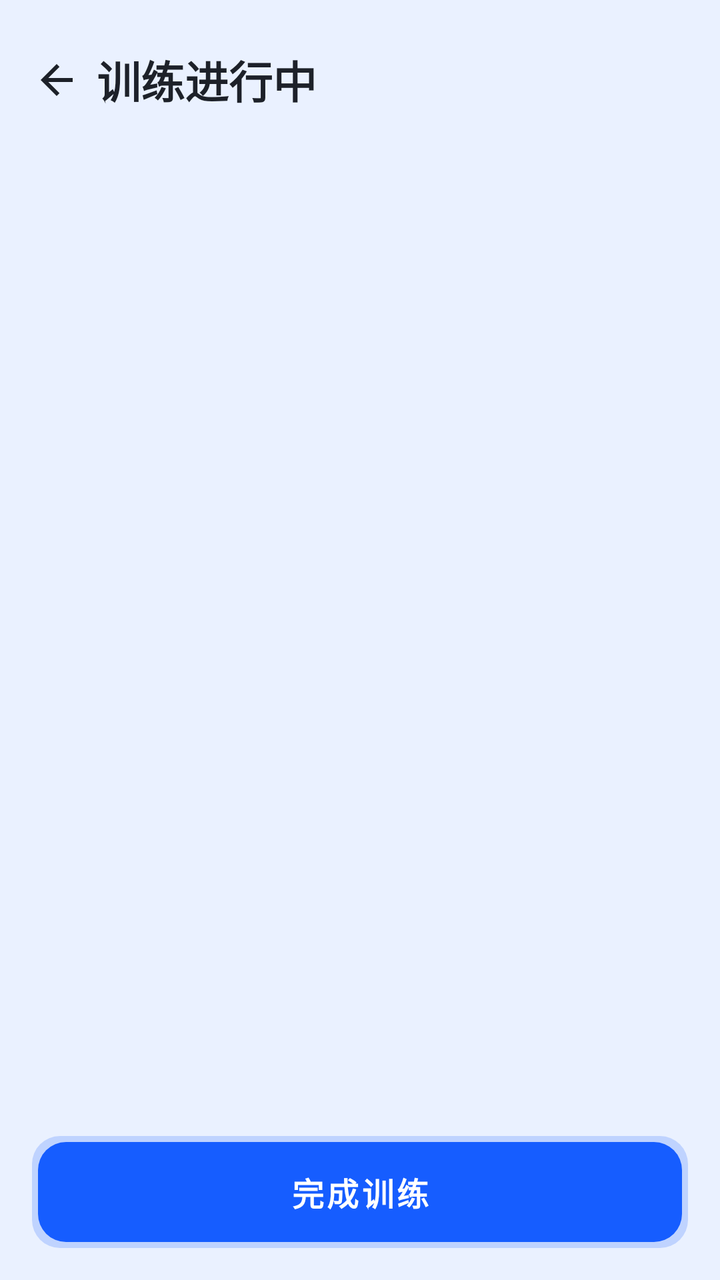
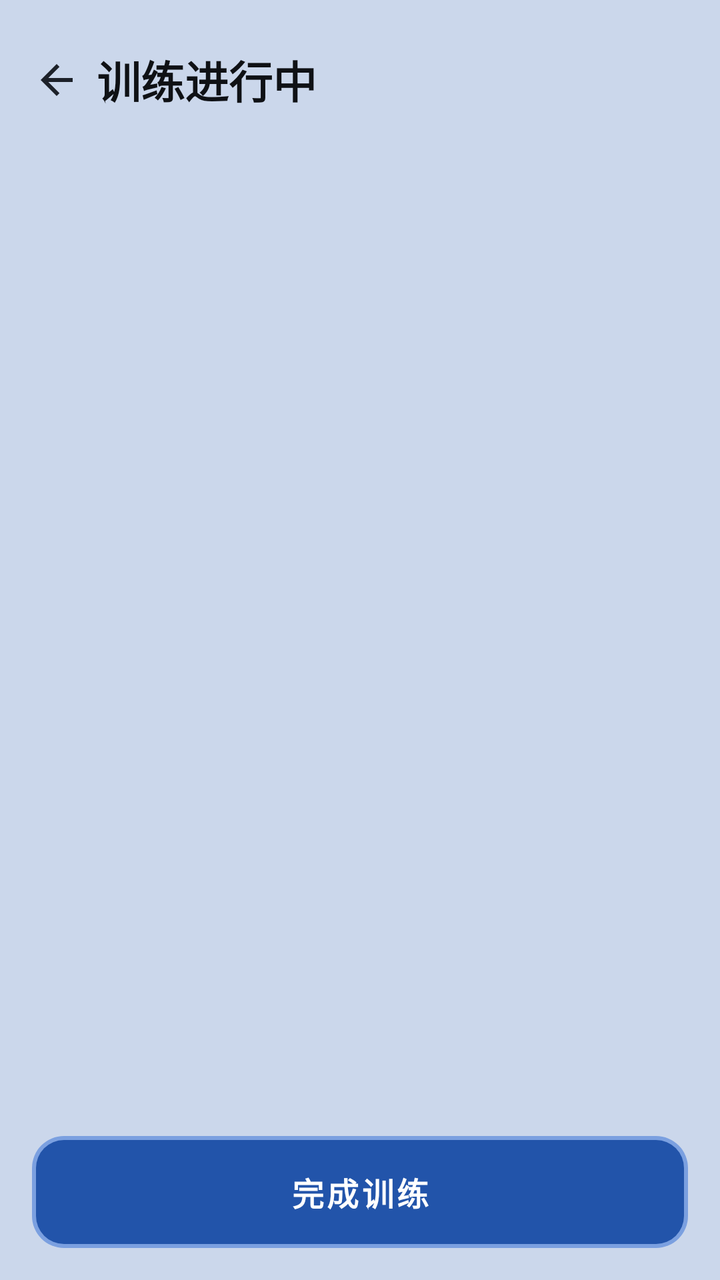

An Android layout rendered at two revisions. The XML below is the earlier revision; the diff shows what the commit changed to produce the second picture.
<!-- AndroidManifest.xml: application theme Theme.BrawnCatalog -->
<!-- res/layout/activity_workout.xml -->
<?xml version="1.0" encoding="utf-8"?>
<LinearLayout xmlns:android="http://schemas.android.com/apk/res/android"
    xmlns:app="http://schemas.android.com/apk/res-auto"
    android:layout_width="match_parent"
    android:layout_height="match_parent"
    android:orientation="vertical"
    android:background="@color/bc_header_bg">

    
    <LinearLayout
        android:layout_width="match_parent"
        android:layout_height="wrap_content"
        android:orientation="vertical"
        android:padding="20dp">

        <LinearLayout
            android:layout_width="match_parent"
            android:layout_height="wrap_content"
            android:gravity="center_vertical"
            android:orientation="horizontal">

            <ImageButton
                android:id="@+id/buttonBack"
                android:layout_width="40dp"
                android:layout_height="40dp"
                android:layout_marginStart="-12dp"
                android:background="?attr/selectableItemBackgroundBorderless"
                android:contentDescription="返回"
                android:src="@drawable/ic_back_arrow" />

            <TextView
                android:id="@+id/textViewWorkoutTitle"
                android:layout_width="0dp"
                android:layout_height="wrap_content"
                android:layout_weight="1"
                android:text="训练进行中"
                android:textSize="22sp"
                android:textStyle="bold"
                android:textColor="@color/bc_text_primary" />
        </LinearLayout>

        <TextView
            android:id="@+id/textViewWorkoutDate"
            android:layout_width="wrap_content"
            android:layout_height="wrap_content"
            android:layout_marginTop="4dp"
            android:textSize="13sp"
            android:textColor="@color/bc_text_secondary" />

        <TextView
            android:id="@+id/textViewWorkoutMeta"
            android:layout_width="match_parent"
            android:layout_height="wrap_content"
            android:layout_marginTop="4dp"
            android:textSize="14sp"
            android:textColor="@color/bc_text_secondary" />
    </LinearLayout>

    
    <androidx.recyclerview.widget.RecyclerView
        android:id="@+id/recyclerViewWorkout"
        android:layout_width="match_parent"
        android:layout_height="0dp"
        android:layout_weight="1"
        android:clipToPadding="false"
        android:paddingStart="16dp"
        android:paddingEnd="16dp"
        android:paddingBottom="16dp" />

    
    <LinearLayout
        android:layout_width="match_parent"
        android:layout_height="wrap_content"
        android:orientation="vertical"
        android:padding="16dp"
        android:background="@color/bc_header_bg">

        <com.google.android.material.button.MaterialButton
            android:id="@+id/buttonFinishWorkout"
            android:layout_width="match_parent"
            android:layout_height="56dp"
            android:text="完成训练"
            android:textSize="16sp"
            app:backgroundTint="@color/bc_primary"
            android:textColor="@color/white" />
    </LinearLayout>

</LinearLayout>
<!-- resources referenced by this layout -->
<resources>
  <color name="bc_header_bg">#FFEAF1FF</color>
  <color name="bc_primary">#FF165DFF</color>
  <color name="bc_text_primary">#FF1D2129</color>
  <color name="bc_text_secondary">#FF86909C</color>
  <color name="white">#FFFFFFFF</color>
  <style name="Theme.BrawnCatalog" parent="Theme.MaterialComponents.DayNight.NoActionBar">
          <item name="colorPrimary">@color/bc_primary</item>
          <item name="colorPrimaryVariant">@color/bc_primary_dark</item>
          <item name="colorOnPrimary">@color/bc_on_primary</item>
          <item name="colorSecondary">@color/bc_accent</item>
          <item name="colorSecondaryVariant">@color/bc_accent_dark</item>
          <item name="colorOnSecondary">@color/bc_on_accent</item>
  
          
          <item name="android:textColorPrimary">@color/bc_text_primary</item>
          <item name="android:textColorSecondary">@color/bc_text_secondary</item>
  
          
          <item name="android:windowBackground">@color/window_background</item>
          <item name="android:statusBarColor">@color/window_background</item>
          <item name="android:navigationBarColor">@color/window_background</item>
  
          
          <item name="materialCardViewStyle">@style/Widget.BrawnCatalog.Card</item>
  
          
          <item name="materialButtonStyle">@style/Widget.BrawnCatalog.Button.Primary</item>
  
          
          <item name="textInputStyle">@style/Widget.BrawnCatalog.TextInputLayout</item>
  
          
          <item name="alertDialogTheme">@style/ThemeOverlay.BrawnCatalog.Dialog.Alert</item>
          <item name="android:alertDialogTheme">@style/ThemeOverlay.BrawnCatalog.Dialog.Alert</item>
          <item name="materialAlertDialogTheme">@style/ThemeOverlay.BrawnCatalog.Dialog.Alert</item>
  
          
          <item name="android:activityOpenEnterAnimation">@anim/slide_in_right</item>
          <item name="android:activityOpenExitAnimation">@anim/slide_out_left</item>
          <item name="android:activityCloseEnterAnimation">@anim/slide_in_left</item>
          <item name="android:activityCloseExitAnimation">@anim/slide_out_right</item>
      </style>
  <color name="bc_primary_dark">#FF0E42D2</color>
  <color name="bc_on_primary">#FFFFFFFF</color>
  <color name="bc_accent">#FFFF7043</color>
  <color name="bc_accent_dark">#FFE64A19</color>
  <color name="bc_on_accent">#FFFFFFFF</color>
  <color name="window_background">#FFF5F7FA</color>
  <style name="Widget.BrawnCatalog.Card" parent="Widget.MaterialComponents.CardView">
          <item name="cardBackgroundColor">@color/card_background</item>
          <item name="cardCornerRadius">16dp</item>
          <item name="cardElevation">4dp</item>
          <item name="strokeWidth">0dp</item>
      </style>
  <style name="Widget.BrawnCatalog.Button.Primary" parent="Widget.MaterialComponents.Button">
          <item name="android:background">@drawable/bg_button_primary</item>
          <item name="android:minHeight">48dp</item>
          <item name="android:textColor">@color/bc_on_primary</item>
          <item name="android:textSize">15sp</item>
          <item name="android:textStyle">bold</item>
          <item name="android:stateListAnimator">@animator/button_press_scale</item>
          <item name="rippleColor">#33FFFFFF</item>
          <item name="cornerRadius">14dp</item>
          <item name="backgroundTint">@null</item>
      </style>
  <style name="Widget.BrawnCatalog.TextInputLayout" parent="Widget.MaterialComponents.TextInputLayout.OutlinedBox">
          <item name="boxBackgroundColor">@color/bc_input_bg</item>
          <item name="boxStrokeWidth">1dp</item>
          <item name="boxStrokeWidthFocused">1dp</item>
          <item name="boxStrokeColor">@color/bc_input_stroke</item>
          <item name="boxCornerRadiusTopStart">12dp</item>
          <item name="boxCornerRadiusTopEnd">12dp</item>
          <item name="boxCornerRadiusBottomStart">12dp</item>
          <item name="boxCornerRadiusBottomEnd">12dp</item>
          <item name="hintTextColor">@color/bc_input_stroke</item>
      </style>
  <style name="ThemeOverlay.BrawnCatalog.Dialog.Alert" parent="ThemeOverlay.MaterialComponents.MaterialAlertDialog">
          <item name="android:windowBackground">@drawable/bg_dialog_alert</item>
          <item name="android:windowMinWidthMajor">85%</item>
          <item name="android:windowMinWidthMinor">85%</item>
          <item name="android:backgroundDimAmount">0.4</item>
          <item name="colorPrimary">@color/bc_primary</item>
          <item name="colorPrimaryVariant">@color/bc_primary_dark</item>
          <item name="colorOnPrimary">@color/bc_on_primary</item>
          <item name="colorAccent">@color/bc_primary</item>
          <item name="colorControlActivated">@color/bc_primary</item>
          <item name="android:textColorPrimary">@color/bc_text_primary</item>
          <item name="android:textColorSecondary">@color/bc_text_secondary</item>
          <item name="materialButtonStyle">@style/Widget.BrawnCatalog.Button.Primary</item>
      </style>
  <color name="card_background">#FFFFFFFF</color>
  <!-- drawable bg_button_primary (drawable) -->
  <?xml version="1.0" encoding="utf-8"?>
  <ripple xmlns:android="http://schemas.android.com/apk/res/android"
      android:color="#33FFFFFF">
  
      <item>
          <layer-list>
              
              <item>
                  <shape android:shape="rectangle">
                      <solid android:color="@color/bc_glow" />
                      <corners android:radius="14dp" />
                      <padding
                          android:bottom="3dp"
                          android:left="3dp"
                          android:right="3dp"
                          android:top="3dp" />
                  </shape>
              </item>
              
              <item>
                  <shape android:shape="rectangle">
                      <gradient
                          android:angle="0"
                          android:endColor="@color/bc_gradient_end"
                          android:startColor="@color/bc_gradient_start" />
                      <corners android:radius="14dp" />
                  </shape>
              </item>
          </layer-list>
      </item>
  </ripple>
  <color name="bc_input_bg">#FFFFFFFF</color>
  <!-- drawable bg_dialog_alert (drawable) -->
  <?xml version="1.0" encoding="utf-8"?>
  <shape xmlns:android="http://schemas.android.com/apk/res/android"
      android:shape="rectangle">
      <solid android:color="@color/card_background" />
      <corners android:radius="20dp" />
  </shape>
  <color name="bc_glow">#33165DFF</color>
  <color name="bc_gradient_end">#FF4080FF</color>
  <color name="bc_gradient_start">#FF165DFF</color>
  <!-- unchanged entries left out for length: 1 -->
</resources>

<!-- the commit's change to res/layout/activity_workout.xml (unified diff, before → after) -->
@@ -4,7 +4,7 @@
     android:layout_width="match_parent"
     android:layout_height="match_parent"
     android:orientation="vertical"
-    android:background="@color/bc_header_bg">
+    android:background="?attr/bcHeaderBg">
 
     
     <LinearLayout
@@ -36,7 +36,7 @@
                 android:text="训练进行中"
                 android:textSize="22sp"
                 android:textStyle="bold"
-                android:textColor="@color/bc_text_primary" />
+                android:textColor="?attr/bcTextPrimary" />
         </LinearLayout>
 
         <TextView
@@ -45,7 +45,7 @@
             android:layout_height="wrap_content"
             android:layout_marginTop="4dp"
             android:textSize="13sp"
-            android:textColor="@color/bc_text_secondary" />
+            android:textColor="?attr/bcTextSecondary" />
 
         <TextView
             android:id="@+id/textViewWorkoutMeta"
@@ -53,7 +53,7 @@
             android:layout_height="wrap_content"
             android:layout_marginTop="4dp"
             android:textSize="14sp"
-            android:textColor="@color/bc_text_secondary" />
+            android:textColor="?attr/bcTextSecondary" />
     </LinearLayout>
 
     
@@ -73,7 +73,7 @@
         android:layout_height="wrap_content"
         android:orientation="vertical"
         android:padding="16dp"
-        android:background="@color/bc_header_bg">
+        android:background="?attr/bcHeaderBg">
 
         <com.google.android.material.button.MaterialButton
             android:id="@+id/buttonFinishWorkout"
@@ -81,8 +81,7 @@
             android:layout_height="56dp"
             android:text="完成训练"
             android:textSize="16sp"
-            app:backgroundTint="@color/bc_primary"
-            android:textColor="@color/white" />
+            android:textColor="?attr/bcOnPrimary" />
     </LinearLayout>
 
 </LinearLayout>
<!-- resource entries referenced after the edit -->
@@ -1,55 +1,94 @@
 <!-- resources referenced by this layout -->
 <resources>
-  <color name="bc_header_bg">#FFEAF1FF</color>
-  <color name="bc_primary">#FF165DFF</color>
-  <color name="bc_text_primary">#FF1D2129</color>
-  <color name="bc_text_secondary">#FF86909C</color>
-  <color name="white">#FFFFFFFF</color>
-  <style name="Theme.BrawnCatalog" parent="Theme.MaterialComponents.DayNight.NoActionBar">
-          <item name="colorPrimary">@color/bc_primary</item>
-          <item name="colorPrimaryVariant">@color/bc_primary_dark</item>
-          <item name="colorOnPrimary">@color/bc_on_primary</item>
-          <item name="colorSecondary">@color/bc_accent</item>
-          <item name="colorSecondaryVariant">@color/bc_accent_dark</item>
-          <item name="colorOnSecondary">@color/bc_on_accent</item>
+  <style name="Theme.BrawnCatalog" parent="Theme.MaterialComponents.NoActionBar">
+          <item name="colorPrimary">@color/th_blue_primary</item>
+          <item name="colorPrimaryVariant">@color/th_blue_primary_dark</item>
+          <item name="colorOnPrimary">@color/th_blue_on_primary</item>
+          <item name="colorSecondary">@color/th_blue_accent</item>
+          <item name="colorSecondaryVariant">@color/th_blue_accent_dark</item>
+          <item name="colorOnSecondary">@color/th_blue_on_accent</item>
+          <item name="android:textColorPrimary">@color/th_blue_text_primary</item>
+          <item name="android:textColorSecondary">@color/th_blue_text_secondary</item>
+          <item name="bcPrimary">@color/th_blue_primary</item>
+          <item name="bcPrimaryDark">@color/th_blue_primary_dark</item>
+          <item name="bcPrimaryLight">@color/th_blue_primary_light</item>
+          <item name="bcPrimaryPale">@color/th_blue_primary_pale</item>
+          <item name="bcOnPrimary">@color/th_blue_on_primary</item>
+          <item name="bcAccent">@color/th_blue_accent</item>
+          <item name="bcAccentDark">@color/th_blue_accent_dark</item>
+          <item name="bcOnAccent">@color/th_blue_on_accent</item>
+          <item name="bcWindowBg">@color/th_blue_window_bg</item>
+          <item name="bcCardBg">@color/th_blue_card_bg</item>
+          <item name="bcHeaderBg">@color/th_blue_header_bg</item>
+          <item name="bcHomePageBg">@color/th_blue_home_page_bg</item>
+          <item name="bcTextPrimary">@color/th_blue_text_primary</item>
+          <item name="bcTextSecondary">@color/th_blue_text_secondary</item>
+          <item name="bcTextDisabled">@color/th_blue_text_disabled</item>
+          <item name="bcBorder">@color/th_blue_border</item>
+          <item name="bcBorderFocus">@color/th_blue_border_focus</item>
+          <item name="bcInputBg">@color/th_blue_input_bg</item>
+          <item name="bcInputStroke">@color/th_blue_input_stroke</item>
+          <item name="bcGradientStart">@color/th_blue_gradient_start</item>
+          <item name="bcGradientEnd">@color/th_blue_gradient_end</item>
+          <item name="bcGlow">@color/th_blue_glow</item>
+          <item name="bcRipple">@color/th_blue_ripple</item>
   
           
-          <item name="android:textColorPrimary">@color/bc_text_primary</item>
-          <item name="android:textColorSecondary">@color/bc_text_secondary</item>
+          <item name="bcStatusOk">@color/bc_status_ok</item>
+          <item name="bcStatusWarn">@color/bc_status_warn</item>
+          <item name="bcStatusLow">@color/bc_status_low</item>
   
           
-          <item name="android:windowBackground">@color/window_background</item>
-          <item name="android:statusBarColor">@color/window_background</item>
-          <item name="android:navigationBarColor">@color/window_background</item>
-  
-          
+          <item name="android:textColor">?attr/bcTextPrimary</item>
+          <item name="android:textColorHint">?attr/bcInputStroke</item>
+          <item name="colorSurface">?attr/bcCardBg</item>
+          <item name="colorSurfaceVariant">?attr/bcCardBg</item>
+          <item name="colorOnSurface">?attr/bcTextPrimary</item>
+          <item name="colorOnSurfaceVariant">?attr/bcTextSecondary</item>
+          <item name="colorOnBackground">?attr/bcTextPrimary</item>
+          <item name="android:windowBackground">@color/th_blue_window_bg</item>
+          <item name="android:statusBarColor">@color/th_blue_header_bg</item>
+          <item name="android:navigationBarColor">@color/th_blue_window_bg</item>
+          <item name="android:windowLightStatusBar">true</item>
           <item name="materialCardViewStyle">@style/Widget.BrawnCatalog.Card</item>
-  
-          
           <item name="materialButtonStyle">@style/Widget.BrawnCatalog.Button.Primary</item>
-  
-          
           <item name="textInputStyle">@style/Widget.BrawnCatalog.TextInputLayout</item>
-  
-          
           <item name="alertDialogTheme">@style/ThemeOverlay.BrawnCatalog.Dialog.Alert</item>
           <item name="android:alertDialogTheme">@style/ThemeOverlay.BrawnCatalog.Dialog.Alert</item>
           <item name="materialAlertDialogTheme">@style/ThemeOverlay.BrawnCatalog.Dialog.Alert</item>
-  
-          
           <item name="android:activityOpenEnterAnimation">@anim/slide_in_right</item>
           <item name="android:activityOpenExitAnimation">@anim/slide_out_left</item>
           <item name="android:activityCloseEnterAnimation">@anim/slide_in_left</item>
           <item name="android:activityCloseExitAnimation">@anim/slide_out_right</item>
       </style>
-  <color name="bc_primary_dark">#FF0E42D2</color>
-  <color name="bc_on_primary">#FFFFFFFF</color>
-  <color name="bc_accent">#FFFF7043</color>
-  <color name="bc_accent_dark">#FFE64A19</color>
-  <color name="bc_on_accent">#FFFFFFFF</color>
-  <color name="window_background">#FFF5F7FA</color>
+  <color name="th_blue_primary">#306ACF</color>
+  <color name="th_blue_primary_dark">#2254AA</color>
+  <color name="th_blue_on_primary">#FFFFFF</color>
+  <color name="th_blue_accent">#5845D3</color>
+  <color name="th_blue_accent_dark">#3F2CBA</color>
+  <color name="th_blue_on_accent">#FFFFFF</color>
+  <color name="th_blue_text_primary">#0F1115</color>
+  <color name="th_blue_text_secondary">#425C8A</color>
+  <color name="th_blue_primary_light">#7BA0E0</color>
+  <color name="th_blue_primary_pale">#E1E8F4</color>
+  <color name="th_blue_window_bg">#F6F7F9</color>
+  <color name="th_blue_card_bg">#E7EBF4</color>
+  <color name="th_blue_header_bg">#CBD7EB</color>
+  <color name="th_blue_home_page_bg">#F4F6F8</color>
+  <color name="th_blue_text_disabled">#9AA0A6</color>
+  <color name="th_blue_border">#D7DEEA</color>
+  <color name="th_blue_border_focus">#306ACF</color>
+  <color name="th_blue_input_bg">#FFFFFF</color>
+  <color name="th_blue_input_stroke">#C1C9D7</color>
+  <color name="th_blue_gradient_start">#306ACF</color>
+  <color name="th_blue_gradient_end">#7BA0E0</color>
+  <color name="th_blue_glow">#40306ACF</color>
+  <color name="th_blue_ripple">#33306ACF</color>
+  <color name="bc_status_ok">#FF2F9E6B</color>
+  <color name="bc_status_warn">#FFC8811F</color>
+  <color name="bc_status_low">#FFD0473F</color>
   <style name="Widget.BrawnCatalog.Card" parent="Widget.MaterialComponents.CardView">
-          <item name="cardBackgroundColor">@color/card_background</item>
+          <item name="cardBackgroundColor">?attr/bcCardBg</item>
           <item name="cardCornerRadius">16dp</item>
           <item name="cardElevation">4dp</item>
           <item name="strokeWidth">0dp</item>
@@ -57,7 +96,7 @@
   <style name="Widget.BrawnCatalog.Button.Primary" parent="Widget.MaterialComponents.Button">
           <item name="android:background">@drawable/bg_button_primary</item>
           <item name="android:minHeight">48dp</item>
-          <item name="android:textColor">@color/bc_on_primary</item>
+          <item name="android:textColor">?attr/bcOnPrimary</item>
           <item name="android:textSize">15sp</item>
           <item name="android:textStyle">bold</item>
           <item name="android:stateListAnimator">@animator/button_press_scale</item>
@@ -66,31 +105,33 @@
           <item name="backgroundTint">@null</item>
       </style>
   <style name="Widget.BrawnCatalog.TextInputLayout" parent="Widget.MaterialComponents.TextInputLayout.OutlinedBox">
-          <item name="boxBackgroundColor">@color/bc_input_bg</item>
+          <item name="boxBackgroundColor">?attr/bcInputBg</item>
           <item name="boxStrokeWidth">1dp</item>
           <item name="boxStrokeWidthFocused">1dp</item>
-          <item name="boxStrokeColor">@color/bc_input_stroke</item>
+          <item name="boxStrokeColor">?attr/bcInputStroke</item>
           <item name="boxCornerRadiusTopStart">12dp</item>
           <item name="boxCornerRadiusTopEnd">12dp</item>
           <item name="boxCornerRadiusBottomStart">12dp</item>
           <item name="boxCornerRadiusBottomEnd">12dp</item>
-          <item name="hintTextColor">@color/bc_input_stroke</item>
+          <item name="hintTextColor">?attr/bcInputStroke</item>
       </style>
   <style name="ThemeOverlay.BrawnCatalog.Dialog.Alert" parent="ThemeOverlay.MaterialComponents.MaterialAlertDialog">
           <item name="android:windowBackground">@drawable/bg_dialog_alert</item>
           <item name="android:windowMinWidthMajor">85%</item>
           <item name="android:windowMinWidthMinor">85%</item>
           <item name="android:backgroundDimAmount">0.4</item>
-          <item name="colorPrimary">@color/bc_primary</item>
-          <item name="colorPrimaryVariant">@color/bc_primary_dark</item>
-          <item name="colorOnPrimary">@color/bc_on_primary</item>
-          <item name="colorAccent">@color/bc_primary</item>
-          <item name="colorControlActivated">@color/bc_primary</item>
-          <item name="android:textColorPrimary">@color/bc_text_primary</item>
-          <item name="android:textColorSecondary">@color/bc_text_secondary</item>
+          <item name="colorPrimary">?attr/bcPrimary</item>
+          <item name="colorPrimaryVariant">?attr/bcPrimaryDark</item>
+          <item name="colorOnPrimary">?attr/bcOnPrimary</item>
+          <item name="colorAccent">?attr/bcPrimary</item>
+          <item name="colorControlActivated">?attr/bcPrimary</item>
+          <item name="android:textColorPrimary">?attr/bcTextPrimary</item>
+          <item name="android:textColorSecondary">?attr/bcTextSecondary</item>
+          
+          <item name="android:textColor">?attr/bcTextPrimary</item>
+          <item name="android:textColorAlertDialogListItem">?attr/bcTextPrimary</item>
           <item name="materialButtonStyle">@style/Widget.BrawnCatalog.Button.Primary</item>
       </style>
-  <color name="card_background">#FFFFFFFF</color>
   <!-- drawable bg_button_primary (drawable) -->
   <?xml version="1.0" encoding="utf-8"?>
   <ripple xmlns:android="http://schemas.android.com/apk/res/android"
@@ -101,39 +142,32 @@
               
               <item>
                   <shape android:shape="rectangle">
-                      <solid android:color="@color/bc_glow" />
-                      <corners android:radius="14dp" />
+                      <solid android:color="?attr/bcPrimaryLight" />
+                      <corners android:radius="16dp" />
                       <padding
-                          android:bottom="3dp"
-                          android:left="3dp"
-                          android:right="3dp"
-                          android:top="3dp" />
+                          android:bottom="2dp"
+                          android:left="2dp"
+                          android:right="2dp"
+                          android:top="2dp" />
                   </shape>
               </item>
               
               <item>
                   <shape android:shape="rectangle">
-                      <gradient
-                          android:angle="0"
-                          android:endColor="@color/bc_gradient_end"
-                          android:startColor="@color/bc_gradient_start" />
+                      <solid android:color="?attr/bcPrimaryDark" />
                       <corners android:radius="14dp" />
                   </shape>
               </item>
           </layer-list>
       </item>
   </ripple>
-  <color name="bc_input_bg">#FFFFFFFF</color>
   <!-- drawable bg_dialog_alert (drawable) -->
   <?xml version="1.0" encoding="utf-8"?>
   <shape xmlns:android="http://schemas.android.com/apk/res/android"
       android:shape="rectangle">
-      <solid android:color="@color/card_background" />
+      <solid android:color="?attr/bcCardBg" />
       <corners android:radius="20dp" />
   </shape>
-  <color name="bc_glow">#33165DFF</color>
-  <color name="bc_gradient_end">#FF4080FF</color>
-  <color name="bc_gradient_start">#FF165DFF</color>
   <!-- unchanged entries left out for length: 1 -->
 </resources>
 
